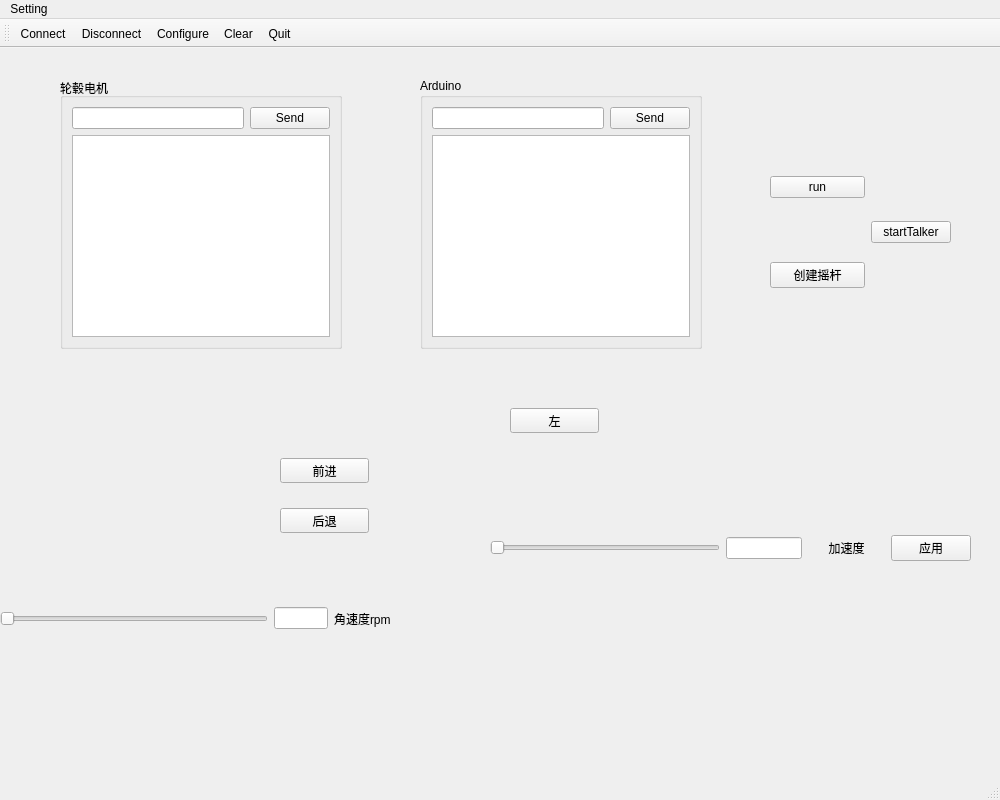
Qt form ros/catkin_ws/src/qt_app/ui/mainwindow.ui (djl806943371/graduate_project) before a commit.
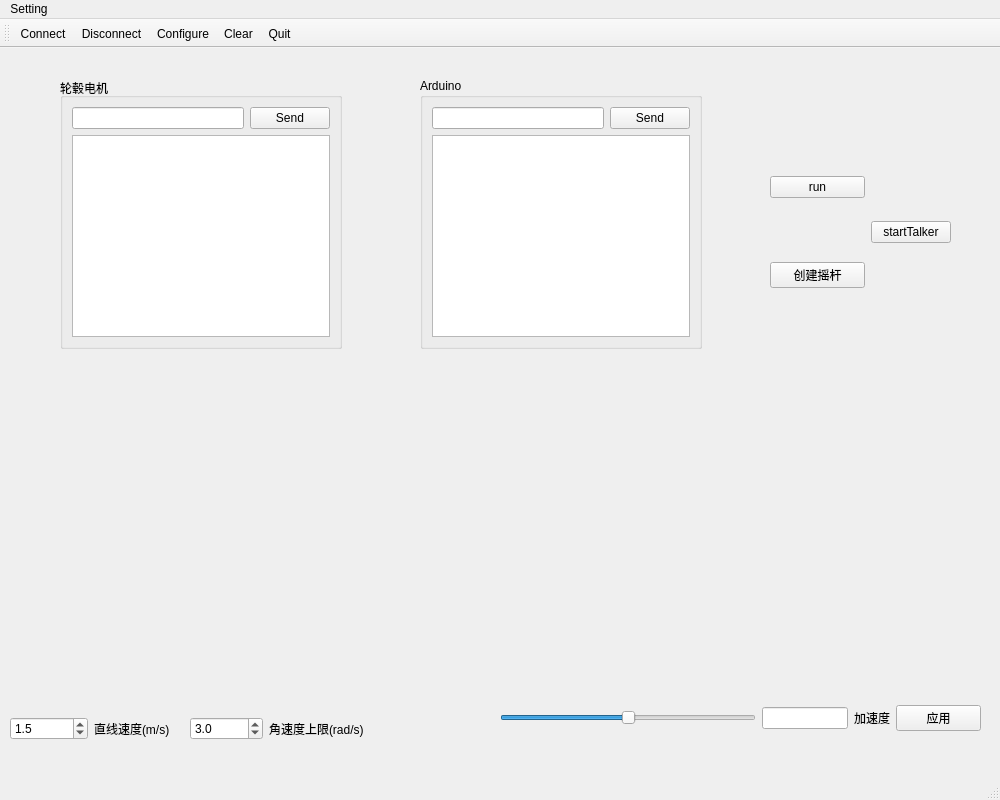
The same form after that commit. Icons and pictures are not drawn. Custom widgets are drawn as their Qt base class.

Patch:
```diff
--- a/ros/catkin_ws/src/qt_app/ui/mainwindow.ui
+++ b/ros/catkin_ws/src/qt_app/ui/mainwindow.ui
@@ -92,8 +92,8 @@
    <widget class="CustomButton" name="rocker">
     <property name="geometry">
      <rect>
-      <x>10</x>
-      <y>310</y>
+      <x>20</x>
+      <y>400</y>
       <width>250</width>
       <height>250</height>
      </rect>
@@ -108,70 +108,29 @@
      <number>200</number>
     </property>
    </widget>
-   <widget class="QPushButton" name="goFront">
-    <property name="geometry">
-     <rect>
-      <x>280</x>
-      <y>410</y>
-      <width>89</width>
-      <height>25</height>
-     </rect>
-    </property>
-    <property name="text">
-     <string>前进</string>
-    </property>
-    <property name="checkable">
-     <bool>false</bool>
-    </property>
-    <property name="autoRepeat">
-     <bool>true</bool>
-    </property>
-    <property name="autoRepeatDelay">
-     <number>300</number>
-    </property>
-    <property name="autoRepeatInterval">
-     <number>200</number>
-    </property>
-   </widget>
-   <widget class="QPushButton" name="goBack">
-    <property name="geometry">
-     <rect>
-      <x>280</x>
-      <y>460</y>
-      <width>89</width>
-      <height>25</height>
-     </rect>
-    </property>
-    <property name="text">
-     <string>后退</string>
-    </property>
-    <property name="autoRepeat">
-     <bool>true</bool>
-    </property>
-    <property name="autoRepeatDelay">
-     <number>300</number>
-    </property>
-   </widget>
    <widget class="QWidget" name="layoutWidget2">
     <property name="geometry">
      <rect>
-      <x>490</x>
-      <y>470</y>
+      <x>500</x>
+      <y>640</y>
       <width>481</width>
       <height>60</height>
      </rect>
     </property>
-    <layout class="QHBoxLayout" name="horizontalLayout_2" stretch="3,1,1,1">
+    <layout class="QHBoxLayout" name="horizontalLayout_2" stretch="3,1,0,1">
      <item>
       <widget class="QSlider" name="accelerationSliderBar">
        <property name="minimum">
         <number>0</number>
        </property>
        <property name="maximum">
-        <number>1000</number>
+        <number>100</number>
        </property>
        <property name="singleStep">
-        <number>2</number>
+        <number>1</number>
+       </property>
+       <property name="value">
+        <number>50</number>
        </property>
        <property name="orientation">
         <enum>Qt::Horizontal</enum>
@@ -282,59 +241,71 @@
      </item>
     </layout>
    </widget>
-   <widget class="QPushButton" name="goLeftButton">
+   <widget class="QWidget" name="layoutWidget">
     <property name="geometry">
      <rect>
-      <x>510</x>
-      <y>360</y>
-      <width>89</width>
-      <height>25</height>
-     </rect>
-    </property>
-    <property name="text">
-     <string>左</string>
-    </property>
-    <property name="autoRepeat">
-     <bool>false</bool>
-    </property>
-   </widget>
-   <widget class="QWidget" name="">
-    <property name="geometry">
-     <rect>
-      <x>0</x>
-      <y>550</y>
-      <width>391</width>
+      <x>10</x>
+      <y>660</y>
+      <width>161</width>
       <height>41</height>
      </rect>
     </property>
-    <layout class="QHBoxLayout" name="horizontalLayout_4" stretch="5,1,0">
+    <layout class="QHBoxLayout" name="horizontalLayout_4" stretch="0,0">
      <item>
-      <widget class="QSlider" name="rpmSliderBar">
-       <property name="minimum">
-        <number>0</number>
+      <widget class="QDoubleSpinBox" name="velSpinBox">
+       <property name="decimals">
+        <number>1</number>
        </property>
        <property name="maximum">
-        <number>200</number>
+        <double>3.000000000000000</double>
        </property>
        <property name="singleStep">
         <number>1</number>
        </property>
-       <property name="orientation">
-        <enum>Qt::Horizontal</enum>
-       </property>
-      </widget>
-     </item>
-     <item>
-      <widget class="QLineEdit" name="rpmEdit">
-       <property name="readOnly">
-        <bool>true</bool>
+       <property name="value">
+        <double>1.500000000000000</double>
        </property>
       </widget>
      </item>
      <item>
       <widget class="QLabel" name="label">
        <property name="text">
-        <string>角速度rpm</string>
+        <string>直线速度(m/s)</string>
+       </property>
+      </widget>
+     </item>
+    </layout>
+   </widget>
+   <widget class="QWidget" name="layoutWidget_2">
+    <property name="geometry">
+     <rect>
+      <x>190</x>
+      <y>660</y>
+      <width>174</width>
+      <height>41</height>
+     </rect>
+    </property>
+    <layout class="QHBoxLayout" name="horizontalLayout_6" stretch="0,0">
+     <item>
+      <widget class="QDoubleSpinBox" name="angleSpinBox">
+       <property name="decimals">
+        <number>1</number>
+       </property>
+       <property name="maximum">
+        <double>4.000000000000000</double>
+       </property>
+       <property name="singleStep">
+        <double>0.200000000000000</double>
+       </property>
+       <property name="value">
+        <double>3.000000000000000</double>
+       </property>
+      </widget>
+     </item>
+     <item>
+      <widget class="QLabel" name="label_4">
+       <property name="text">
+        <string>角速度上限(rad/s)</string>
        </property>
       </widget>
      </item>
```
Left out of the diff: 2 changed lines with no effect on the pictures.
